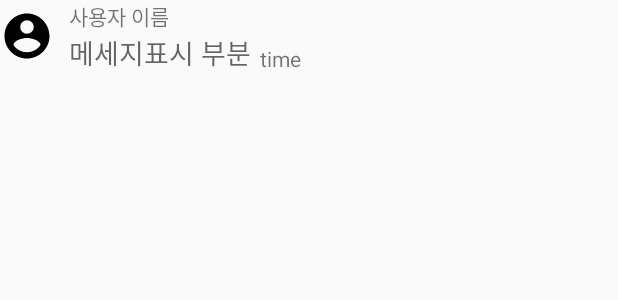
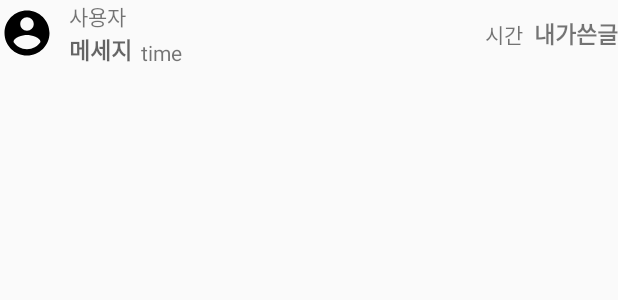
Before and after one commit to hongjoonki/mobile, an Android app: the layout chat_item.xml on its own in the app's theme, with its tools: preview values and no code run, on a phone screen of 412 x 824 dp. Shown: the top 300 px of the screen. Run offline under Robolectric (Android 15) with nearby library versions, the phone set to English and light mode, and no system bars; network calls fail.

Commit message:
no message

```diff
--- a/app/src/main/java/com/example/hong/alchul/ChatActivity.java
+++ b/app/src/main/java/com/example/hong/alchul/ChatActivity.java
@@ -66,7 +66,7 @@ public class ChatActivity extends AppCompatActivity {
 
 //list.add(new ChatVO(R.drawable.profile3, "찡찡이", "안녕", "오후 4:42"));
 
-        final ChatAdapter adapter = new ChatAdapter(chatInfoList);
+        final ChatAdapter adapter = new ChatAdapter(chatInfoList,id);
         mRecyclerView.setAdapter(adapter);
 
 
@@ -85,7 +85,7 @@ public class ChatActivity extends AppCompatActivity {
 
                     StringBuffer sb = new StringBuffer(edt.getText().toString());
                     if (sb.length() >= 15) {
-                        for (int i = 1; i <= sb.length() / 15; i++) {
+                        for (int i = 1; i <= sb.length() / 25; i++) {
                             sb.insert(15 * i, "\n");
                         }
                     }
--- a/app/src/main/res/layout/chat_item.xml
+++ b/app/src/main/res/layout/chat_item.xml
@@ -31,18 +31,20 @@
                 android:id="@+id/nameTextView"
                 android:layout_width="wrap_content"
                 android:layout_height="wrap_content"
-                tools:text="사용자 이름" />
+                tools:text="사용자" />
 
             <TextView
                 android:id="@+id/messageTextView"
                 android:layout_width="wrap_content"
                 android:layout_height="wrap_content"
+                android:textSize="15dp"
+                android:textStyle="bold"
                 android:textAppearance="@android:style/TextAppearance.Material.Medium"
-                tools:text="메세지표시 부분" />
+                tools:text="메세지" />
 
             </LinearLayout>
             <LinearLayout
-                android:layout_width="match_parent"
+                android:layout_width="wrap_content"
                 android:layout_height="match_parent"
                 android:layout_marginLeft="6dp"
                 android:gravity="bottom">
@@ -52,6 +54,29 @@
                 android:layout_height="wrap_content"
                 android:text="time"
                 android:id="@+id/realtime"/>
+
+            </LinearLayout>
+
+            <LinearLayout
+                android:layout_width="match_parent"
+                android:layout_height="wrap_content"
+                android:gravity="right"
+                android:orientation="horizontal">
+
+                <TextView
+                    android:layout_width="wrap_content"
+                    android:layout_height="wrap_content"
+                    android:text="시간"
+                    android:layout_marginRight="7dp"
+                    android:id="@+id/mytime"/>
+                <TextView
+                    android:layout_width="wrap_content"
+                    android:layout_height="wrap_content"
+                    android:text="내가쓴글"
+                    android:textSize="15dp"
+                    android:textStyle="bold"
+                    android:id="@+id/mymsg"/>
+
             </LinearLayout>
         </LinearLayout>
 
```
Also changed, not shown: app/src/main/java/com/example/hong/alchul/ChatAdapter.java (+25 -6 lines).
